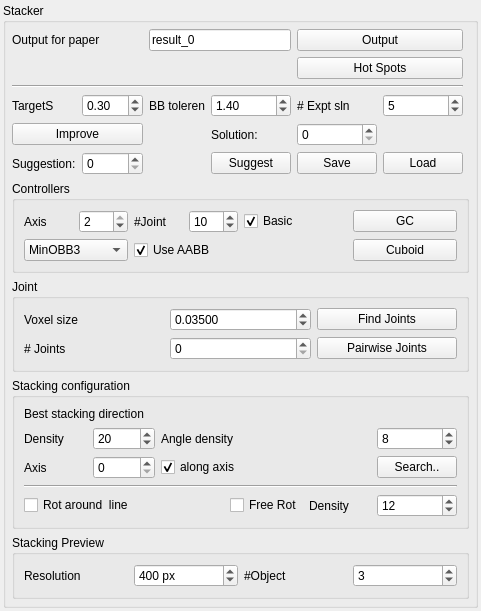
Old version of the form Stacker/StackerWidget.ui in the repository HonghuaLi/stacker.
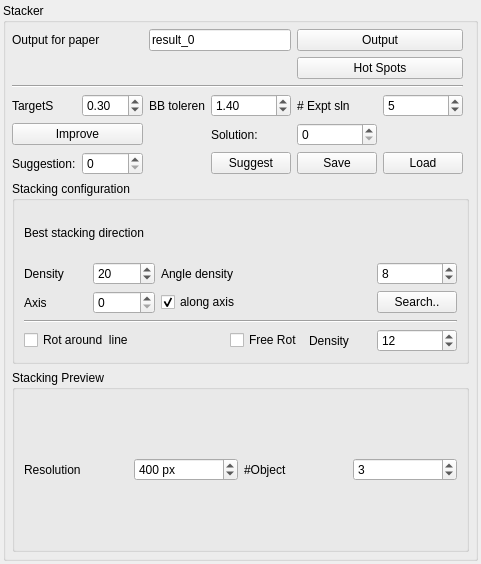
New version of the form. Icons and pictures are not drawn.

Commit message: Changed layout of widgets. JointDetector is done, but without debugging. Split Box3 with MinOBB3.

Diff of the .ui file:
```diff
--- a/Stacker/StackerWidget.ui
+++ b/Stacker/StackerWidget.ui
@@ -44,59 +44,7 @@
       <property name="spacing">
        <number>6</number>
       </property>
-      <item row="30" column="0" colspan="7">
-       <widget class="QGroupBox" name="previewBox">
-        <property name="title">
-         <string>Stacking Preview</string>
-        </property>
-        <property name="flat">
-         <bool>true</bool>
-        </property>
-        <layout class="QGridLayout" name="gridLayout_3">
-         <item row="1" column="0">
-          <widget class="QLabel" name="label">
-           <property name="text">
-            <string>Resolution</string>
-           </property>
-          </widget>
-         </item>
-         <item row="1" column="1">
-          <widget class="QSpinBox" name="hidderViewerSize">
-           <property name="suffix">
-            <string> px</string>
-           </property>
-           <property name="minimum">
-            <number>10</number>
-           </property>
-           <property name="maximum">
-            <number>1024</number>
-           </property>
-           <property name="value">
-            <number>400</number>
-           </property>
-          </widget>
-         </item>
-         <item row="1" column="2">
-          <widget class="QLabel" name="label_15">
-           <property name="text">
-            <string>#Object</string>
-           </property>
-          </widget>
-         </item>
-         <item row="1" column="3">
-          <widget class="QSpinBox" name="stackCount">
-           <property name="contextMenuPolicy">
-            <enum>Qt::CustomContextMenu</enum>
-           </property>
-           <property name="value">
-            <number>3</number>
-           </property>
-          </widget>
-         </item>
-        </layout>
-       </widget>
-      </item>
-      <item row="26" column="0" colspan="7">
+      <item row="24" column="0" colspan="7">
        <widget class="QGroupBox" name="groupBox_3">
         <property name="title">
          <string>Stacking configuration</string>
@@ -218,170 +166,52 @@
         </layout>
        </widget>
       </item>
-      <item row="24" column="0" colspan="7">
-       <widget class="QGroupBox" name="controllersPanel">
+      <item row="28" column="0" colspan="7">
+       <widget class="QGroupBox" name="previewBox">
         <property name="title">
-         <string>Controllers</string>
+         <string>Stacking Preview</string>
         </property>
         <property name="flat">
-         <bool>false</bool>
+         <bool>true</bool>
         </property>
-        <layout class="QGridLayout" name="gridLayout_2">
-         <item row="3" column="0">
-          <widget class="QLabel" name="label_8">
-           <property name="text">
-            <string>Axis</string>
-           </property>
-          </widget>
-         </item>
-         <item row="3" column="1">
-          <widget class="QSpinBox" name="convertGcAxis">
-           <property name="maximum">
-            <number>2</number>
-           </property>
-           <property name="value">
-            <number>2</number>
-           </property>
-          </widget>
-         </item>
-         <item row="3" column="2">
-          <widget class="QLabel" name="label_9">
-           <property name="text">
-            <string>#Joint</string>
-           </property>
-          </widget>
-         </item>
-         <item row="3" column="3">
-          <widget class="QSpinBox" name="skeletonJoints">
-           <property name="singleStep">
-            <number>2</number>
-           </property>
-           <property name="value">
-            <number>10</number>
-           </property>
-          </widget>
-         </item>
-         <item row="3" column="4" colspan="2">
-          <widget class="QCheckBox" name="basicFitGC">
-           <property name="text">
-            <string>Basic</string>
-           </property>
-           <property name="checked">
-            <bool>true</bool>
-           </property>
-          </widget>
-         </item>
-         <item row="3" column="6" colspan="2">
-          <widget class="QPushButton" name="convertToGC">
-           <property name="text">
-            <string>GC</string>
-           </property>
-           <property name="icon">
-            <iconset resource="../Workspace.qrc">
-             <normaloff>:/Workspace/Resources/icons/gc.png</normaloff>:/Workspace/Resources/icons/gc.png</iconset>
-           </property>
-          </widget>
-         </item>
-         <item row="10" column="2" colspan="2">
-          <widget class="QCheckBox" name="useAABB">
-           <property name="text">
-            <string>Use AABB</string>
-           </property>
-           <property name="checked">
-            <bool>true</bool>
-           </property>
-          </widget>
-         </item>
-         <item row="10" column="0" colspan="2">
-          <widget class="QComboBox" name="cuboidMethod">
-           <item>
-            <property name="text">
-             <string>MinOBB3</string>
-            </property>
-           </item>
-           <item>
-            <property name="text">
-             <string>OBB</string>
-            </property>
-           </item>
-           <item>
-            <property name="text">
-             <string>OBB2</string>
-            </property>
-           </item>
-          </widget>
-         </item>
-         <item row="10" column="6" colspan="2">
-          <widget class="QPushButton" name="convertToCuboid">
-           <property name="text">
-            <string>Cuboid</string>
-           </property>
-           <property name="icon">
-            <iconset resource="../Workspace.qrc">
-             <normaloff>:/Workspace/Resources/icons/cuboid.png</normaloff>:/Workspace/Resources/icons/cuboid.png</iconset>
-           </property>
-          </widget>
-         </item>
-        </layout>
-       </widget>
-      </item>
-      <item row="25" column="0" colspan="7">
-       <widget class="QGroupBox" name="groupBox_2">
-        <property name="title">
-         <string>Joint</string>
-        </property>
-        <layout class="QGridLayout" name="gridLayout_4">
-         <item row="0" column="0">
-          <widget class="QLabel" name="label_3">
-           <property name="text">
-            <string>Voxel size</string>
-           </property>
-          </widget>
-         </item>
-         <item row="1" column="2">
-          <widget class="QPushButton" name="findPairwiseJointsButton">
-           <property name="text">
-            <string>Pairwise Joints</string>
-           </property>
-          </widget>
-         </item>
-         <item row="0" column="2">
-          <widget class="QPushButton" name="findJointsButton">
-           <property name="text">
-            <string>Find Joints</string>
-           </property>
-           <property name="icon">
-            <iconset resource="../Workspace.qrc">
-             <normaloff>:/Workspace/Resources/icons/joints.png</normaloff>:/Workspace/Resources/icons/joints.png</iconset>
-           </property>
-          </widget>
-         </item>
-         <item row="1" column="1">
-          <widget class="QSpinBox" name="numJoints"/>
-         </item>
+        <layout class="QGridLayout" name="gridLayout_3">
          <item row="1" column="0">
-          <widget class="QLabel" name="label_10">
+          <widget class="QLabel" name="label">
            <property name="text">
-            <string># Joints</string>
+            <string>Resolution</string>
            </property>
           </widget>
          </item>
-         <item row="0" column="1">
-          <widget class="QDoubleSpinBox" name="jointsThreshold">
-           <property name="decimals">
-            <number>5</number>
+         <item row="1" column="1">
+          <widget class="QSpinBox" name="hidderViewerSize">
+           <property name="suffix">
+            <string> px</string>
            </property>
            <property name="minimum">
-            <double>0.000010000000000</double>
+            <number>10</number>
            </property>
            <property name="maximum">
-            <double>100.000000000000000</double>
+            <number>1024</number>
            </property>
-           <property name="singleStep">
-            <double>0.010000000000000</double>
+           <property name="value">
+            <number>400</number>
            </property>
+          </widget>
+         </item>
+         <item row="1" column="2">
+          <widget class="QLabel" name="label_15">
+           <property name="text">
+            <string>#Object</string>
+           </property>
+          </widget>
+         </item>
+         <item row="1" column="3">
+          <widget class="QSpinBox" name="stackCount">
+           <property name="contextMenuPolicy">
+            <enum>Qt::CustomContextMenu</enum>
+           </property>
            <property name="value">
-            <double>0.035000000000000</double>
+            <number>3</number>
            </property>
           </widget>
          </item>
```
The commit also changes 27 other files.
